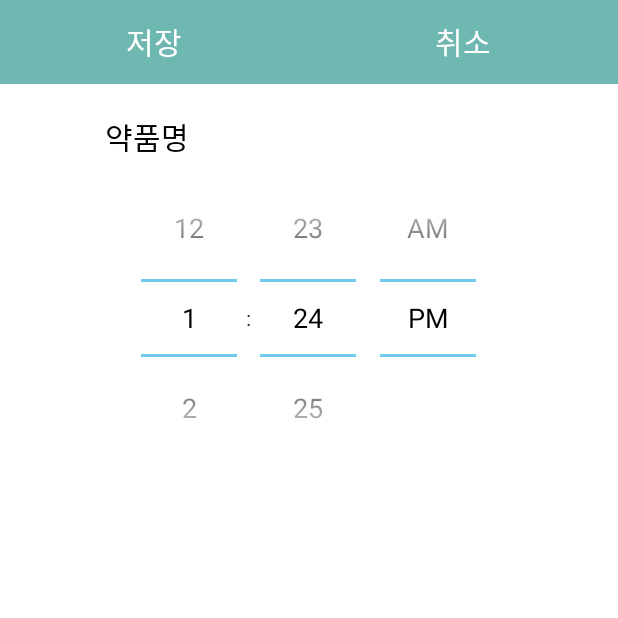
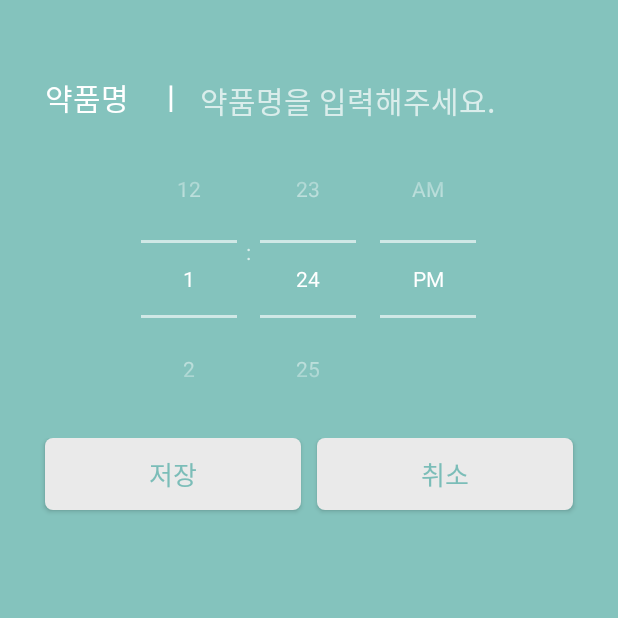
Before and after one commit to khs0348/DrugEatingTime, an Android app: the TimeSetActivity screen opened directly, with no data from a screen before it, on a phone screen of 412 x 824 dp, the top half of it. Run offline under Robolectric (Android 15) with nearby library versions, the phone set to English and light mode, and no system bars.

Commit message:
알람 설정 UI 변경 및 로그인상태유지, 알람 화면 변경 , 알람음 추가

```diff
--- a/app/src/main/java/com/example/drugeatingtime/Activity/MainPageActivity.java
+++ b/app/src/main/java/com/example/drugeatingtime/Activity/MainPageActivity.java
@@ -34,9 +34,9 @@ public class MainPageActivity extends AppCompatActivity {
 
     public void onBackPressed(){
         if(mToast==null){
-            mToast =Toast.makeText(getApplicationContext(),"상단의 로그아웃 버튼을 눌러주세요.",Toast.LENGTH_SHORT);
+            mToast =Toast.makeText(getApplicationContext(),"하단의 로그아웃 버튼을 눌러주세요.",Toast.LENGTH_SHORT);
         }else {
-            mToast.setText("상단의 로그아웃 버튼을 눌러주세요.");
+            mToast.setText("하단의 로그아웃 버튼을 눌러주세요.");
         }
         mToast.show();
     }
--- a/app/src/main/java/com/example/drugeatingtime/Alarmdata/LinearLayoutSingleAlarmItem.java
+++ b/app/src/main/java/com/example/drugeatingtime/Alarmdata/LinearLayoutSingleAlarmItem.java
@@ -22,6 +22,7 @@ public class LinearLayoutSingleAlarmItem extends LinearLayout {
 
     public LinearLayoutSingleAlarmItem(Context context) {
         super(context);
+
         mContext = context;
         LayoutInflater inflater = (LayoutInflater) context
                 .getSystemService(Context.LAYOUT_INFLATER_SERVICE);
@@ -54,11 +55,8 @@ public class LinearLayoutSingleAlarmItem extends LinearLayout {
         this.alarmData = alarmData;
         this.position = position;
 
-        textViewTime.setText(alarmData.hh+":"+alarmData.mm + "     " + alarmData.name );
+        textViewTime.setText(alarmData.hh_precede +alarmData.hh+":"+ alarmData.mm_precede +alarmData.mm + "     " + alarmData.name );
 
         return true;
     }
-
-
-
 }
--- a/app/src/main/java/com/example/drugeatingtime/Dialogdata/CustomDialog.java
+++ b/app/src/main/java/com/example/drugeatingtime/Dialogdata/CustomDialog.java
@@ -39,7 +39,7 @@ public class CustomDialog extends Dialog{
 
         WindowManager.LayoutParams lpWindow = new WindowManager.LayoutParams();
         lpWindow.flags =WindowManager.LayoutParams.FLAG_DIM_BEHIND;
-        lpWindow.dimAmount=0.3f;
+        lpWindow.dimAmount=0.5f;
         getWindow().setAttributes(lpWindow);
         setContentView(R.layout.dialog_custom);
         databaseReference = FirebaseDatabase.getInstance().getReference("users");
--- a/app/src/main/res/drawable/shape_on.xml
+++ b/app/src/main/res/drawable/shape_on.xml
@@ -1,15 +1,13 @@
 <shape
     xmlns:android="http://schemas.android.com/apk/res/android"
-    android:shape="rectangle"  >
+    android:shape="rectangle" >
 
     <solid
-        android:color="#84c3bd" >
+        android:color="#eaeaea" >
     </solid>
 
-    <stroke
-        android:width="1dp"
-        android:color="#61380B" >
-    </stroke>
+    <size android:height="10dp"
+        android:width="20dp"></size>
 
     <padding
         android:left="10dp"
@@ -19,7 +17,7 @@
     </padding>
 
     <corners
-        android:radius="10dp"   >
+        android:radius="5dp"   >
     </corners>
 
 </shape>
--- a/app/src/main/res/layout/activity_app_setting.xml
+++ b/app/src/main/res/layout/activity_app_setting.xml
@@ -164,7 +164,7 @@
                 android:layout_width="match_parent"
                 android:layout_height="wrap_content"
                 android:orientation="vertical"
-                android:onClick="send">
+             >
 
                 <TextView
                     android:layout_width="match_parent"
--- a/app/src/main/res/layout/activity_login.xml
+++ b/app/src/main/res/layout/activity_login.xml
@@ -33,6 +33,7 @@
         android:layout_marginRight="45dp"
         android:background="@drawable/email_input"
         android:hint="@string/email"
+        android:textColorHint="#66000000"
         android:inputType="textEmailAddress"
         android:paddingLeft="15dp"
         android:textColor="#66000000"
@@ -50,6 +51,7 @@
         android:paddingLeft="15dp"
         android:background="@drawable/password_input"
         android:hint="@string/password"
+        android:textColorHint="#66000000"
         android:textSize="15sp"
         android:textColor="#66000000"
         android:inputType="textPassword"
@@ -91,13 +93,14 @@
         android:layout_width="match_parent"
         android:layout_height="wrap_content"
         android:layout_marginTop="40dp"
+        android:layout_marginLeft="45dp"
+        android:layout_marginRight="40dp"
         android:layout_below="@id/login_maintain"
         >
     <TextView
         android:id="@+id/find_email"
         android:layout_width="wrap_content"
         android:layout_height="wrap_content"
-        android:layout_marginLeft="40dp"
         android:textSize="14sp"
         android:textColor="#66000000"
         android:text="@string/find_email" />
--- a/app/src/main/res/layout/activity_time_setting.xml
+++ b/app/src/main/res/layout/activity_time_setting.xml
@@ -3,74 +3,92 @@
 
     android:layout_width="fill_parent"
     android:layout_height="fill_parent"
-    android:background="#ffffff"
+    android:background="#84c3bd"
     android:orientation="vertical" >
-
-    <LinearLayout
-        android:layout_width="match_parent"
-        android:layout_height="?attr/actionBarSize"
-        android:orientation="horizontal">
-    <Button
-        android:id="@+id/btnAddAlarm"
-        android:layout_width="wrap_content"
-        android:layout_height="?attr/actionBarSize"
-        android:layout_weight="1"
-        android:background="#6fb8b2"
-        android:textColor="#ffffff"
-        android:textSize="20dp"
-        android:text="저장" />
-        <Button
-            android:id="@+id/btnCancel"
-            android:layout_width="wrap_content"
-            android:layout_height="?attr/actionBarSize"
-            android:layout_weight="1"
-            android:background="#6fb8b2"
-            android:text="취소"
-            android:textColor="#ffffff"
-            android:textSize="20dp"/>
-    </LinearLayout>
 
 
     <LinearLayout
         android:id="@+id/linearLayout1"
         android:layout_width="match_parent"
         android:layout_height="wrap_content"
-        android:layout_marginLeft="70dp"
-        android:layout_marginRight="50dp"
-        android:layout_marginTop="20dp"
+        android:layout_marginLeft="30dp"
+        android:layout_marginRight="30dp"
+        android:layout_marginTop="50dp"
         android:orientation="horizontal">
-<TextView
-    android:layout_width="0dp"
-    android:layout_height="wrap_content"
-    android:layout_weight="1"
-    android:text="@string/drug_name"
-    android:textSize="20sp"
-    android:textColor="#000000"/>
-    <EditText
-        android:id="@+id/DrugName"
+    <TextView
         android:layout_width="0dp"
         android:layout_height="wrap_content"
-        android:layout_weight="2"
-        android:gravity="left"
+        android:layout_weight="0.56"
+        android:text="@string/drug_name"
         android:textSize="20sp"
-        android:maxLength="8"
-        android:background="@android:color/transparent"
-        android:textColor="#000000"
-        android:inputType="text"/>
+        android:textColor="#ffffff"/>
+        <TextView
+            android:layout_width="wrap_content"
+            android:layout_height="wrap_content"
+            android:layout_gravity="center"
+            android:paddingLeft="5dp"
+            android:paddingRight="10dp"
+            android:textColor="#ffffff"
+            android:text="@string/stick"
+            android:textSize="20dp"/>
+
+        <EditText
+            android:id="@+id/DrugName"
+            android:layout_width="0dp"
+            android:layout_height="wrap_content"
+            android:layout_weight="2"
+            android:background="@android:color/transparent"
+            android:hint="약품명을 입력해주세요."
+            android:cursorVisible="false"
+            android:gravity="left"
+            android:inputType="text"
+            android:maxLength="10"
+            android:textColor="#ffffff"
+            android:textSize="20sp" />
     </LinearLayout>
+
 
         <TimePicker
             android:id="@+id/timePickerAlarmTime"
             android:layout_width="match_parent"
             android:layout_height="wrap_content"
-            android:theme="@android:style/Theme.Holo.Light"
-
+            android:theme="@style/MyActionBar"
             android:timePickerMode="spinner"/>
 
+    <LinearLayout
+        android:layout_width="match_parent"
+        android:layout_height="?attr/actionBarSize"
+        android:orientation="horizontal">
+        <Button
+            android:id="@+id/btnAddAlarm"
+            android:layout_width="wrap_content"
+            android:layout_height="wrap_content"
+            android:layout_marginLeft="30dp"
+            android:layout_marginRight="5dp"
+            android:layout_weight="1"
+            android:text="저장"
+            android:textSize="17dp"
+            android:textColor="#e66fb8b2"
+            android:background="@drawable/shape_on" />
+        <Button
+            android:id="@+id/btnCancel"
+            android:layout_width="wrap_content"
+            android:layout_height="wrap_content"
+            android:layout_marginLeft="5dp"
+            android:layout_marginRight="30dp"
+            android:layout_weight="1"
+            android:text="취소"
+            android:textSize="17dp"
+            android:background="@drawable/shape_on"
+            android:textColor="#e66fb8b2"
+            />
+    </LinearLayout>
 
     <ListView
         android:id="@+id/listViewAlarm"
         android:layout_width="match_parent"
-        android:layout_height="wrap_content"></ListView>
+        android:layout_height="wrap_content"
+        android:layout_marginTop="20dp"
+        ></ListView>
 
 </LinearLayout>
--- a/app/src/main/res/values/styles.xml
+++ b/app/src/main/res/values/styles.xml
@@ -7,7 +7,6 @@
         <item name="colorPrimaryDark">@color/colorPrimaryDark</item>
         <item name="colorAccent">@color/colorAccent</item>
         <item name="android:textColorPrimary">@color/white</item>
-
     </style>
 
     <style name="AppTheme.NoActionBar">
@@ -18,5 +17,7 @@
     <style name="AppTheme.AppBarOverlay" parent="ThemeOverlay.AppCompat.Dark.ActionBar" />
     <style name="AppTheme.PopupOverlay" parent="ThemeOverlay.AppCompat.Light" />
 
-
+    <style name="MyActionBar" parent="@android:style/Widget.Holo.Light.ActionBar.Solid.Inverse">
+        <item name="android:background">#84c3bd</item>
+    </style>
 </resources>
```
Also changed, not shown: app/src/main/java/com/example/drugeatingtime/Activity/AppSettingActivity.java (+5 -3 lines), app/src/main/java/com/example/drugeatingtime/Activity/LoginActivity.java (+43 -10 lines), app/src/main/java/com/example/drugeatingtime/Alarmdata/ActivityAlarmedTimeShow.java (+27 -13 lines), app/src/main/java/com/example/drugeatingtime/Alarmdata/AdapterAlarm.java (+10 -3 lines), app/src/main/java/com/example/drugeatingtime/Alarmdata/AlarmData.java (+6 -3 lines), app/src/main/java/com/example/drugeatingtime/Alarmdata/TimeSetActivity.java (+34 -20 lines), app/src/main/res/layout/activity_main.xml (+17 -11 lines), app/src/main/res/layout/activity_main_loginon.xml (+15 -11 lines), app/src/main/res/layout/alarm_list_data.xml (+12 -3 lines), app/src/main/res/layout/alarm_time_show.xml (+25 -12 lines), 2 other files.
